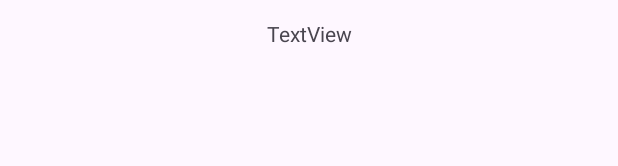
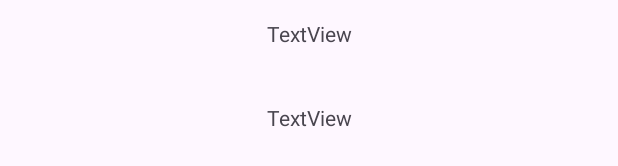
Before and after one commit to Paulvincent1/Paul-Sumalinog-block4-activity1, an Android app: the layout activity_main.xml on its own in the app's theme, with its tools: preview values and no code run, on a phone screen of 412 x 824 dp. Shown: the part 686-852 px from the top of the screen. Run offline under Robolectric (Android 15) with nearby library versions, the phone set to English and light mode, and no system bars.

Commit message:
initial commit

```diff
--- a/app/src/main/res/layout/activity_main.xml
+++ b/app/src/main/res/layout/activity_main.xml
@@ -50,4 +50,16 @@
         app:layout_constraintTop_toTopOf="parent"
         app:layout_constraintVertical_bias="0.584" />
 
+    <TextView
+        android:id="@+id/textView5"
+        android:layout_width="wrap_content"
+        android:layout_height="wrap_content"
+        android:text="TextView"
+        app:layout_constraintBottom_toBottomOf="parent"
+        app:layout_constraintEnd_toEndOf="parent"
+        app:layout_constraintHorizontal_bias="0.501"
+        app:layout_constraintStart_toStartOf="parent"
+        app:layout_constraintTop_toTopOf="parent"
+        app:layout_constraintVertical_bias="0.654" />
+
 </androidx.constraintlayout.widget.ConstraintLayout>
```
